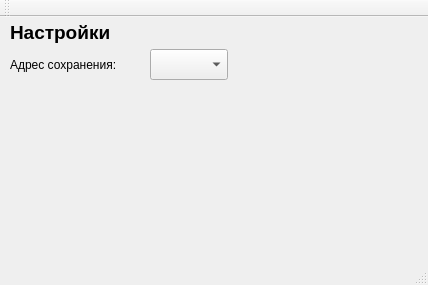
Above: mainwindow.ui from SEScreen/Client before the change. Below: the same form after it.
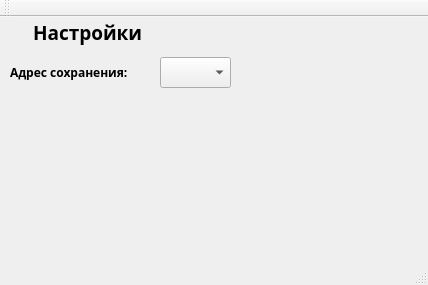
That is the form after the change. Icons and pictures are not drawn.

```diff
--- a/mainwindow.ui
+++ b/mainwindow.ui
@@ -13,7 +13,20 @@
   <property name="windowTitle">
    <string>Вяся Пупкин</string>
   </property>
+  <property name="styleSheet">
+   <string notr="true">@font-face{
+	font-family: AaarghBold;
+	src: url(&quot;\Web\www\fonts\aaargh_cyrillic_bold.ttf&quot;);
+}</string>
+  </property>
   <widget class="QWidget" name="centralWidget">
+   <property name="font">
+    <font>
+     <family>Aaargh</family>
+     <weight>75</weight>
+     <bold>true</bold>
+    </font>
+   </property>
    <widget class="QLabel" name="label">
     <property name="geometry">
      <rect>
@@ -23,6 +36,18 @@
       <height>31</height>
      </rect>
     </property>
+    <property name="font">
+     <font>
+      <family>Aaargh</family>
+      <weight>75</weight>
+      <bold>true</bold>
+     </font>
+    </property>
+    <property name="styleSheet">
+     <string notr="true">QLabel{
+	padding-left:20px;
+}</string>
+    </property>
     <property name="text">
      <string>&lt;html&gt;&lt;head/&gt;&lt;body&gt;&lt;p&gt;&lt;span style=&quot; font-size:14pt; font-weight:600;&quot;&gt;Настройки&lt;/span&gt;&lt;/p&gt;&lt;/body&gt;&lt;/html&gt;</string>
     </property>
@@ -32,10 +57,21 @@
      <rect>
       <x>10</x>
       <y>40</y>
-      <width>131</width>
-      <height>16</height>
+      <width>151</width>
+      <height>31</height>
      </rect>
     </property>
+    <property name="font">
+     <font>
+      <family>Aaargh</family>
+      <pointsize>9</pointsize>
+     </font>
+    </property>
+    <property name="styleSheet">
+     <string notr="true">QLabel{
+	font-family:Aaargh;
+}</string>
+    </property>
     <property name="text">
      <string>&lt;html&gt;&lt;head/&gt;&lt;body&gt;&lt;p&gt;Адрес сохранения: &lt;/p&gt;&lt;/body&gt;&lt;/html&gt;</string>
     </property>
@@ -43,9 +79,9 @@
    <widget class="QComboBox" name="comboBox">
     <property name="geometry">
      <rect>
-      <x>150</x>
-      <y>32</y>
-      <width>78</width>
+      <x>160</x>
+      <y>40</y>
+      <width>71</width>
       <height>31</height>
      </rect>
     </property>
```
